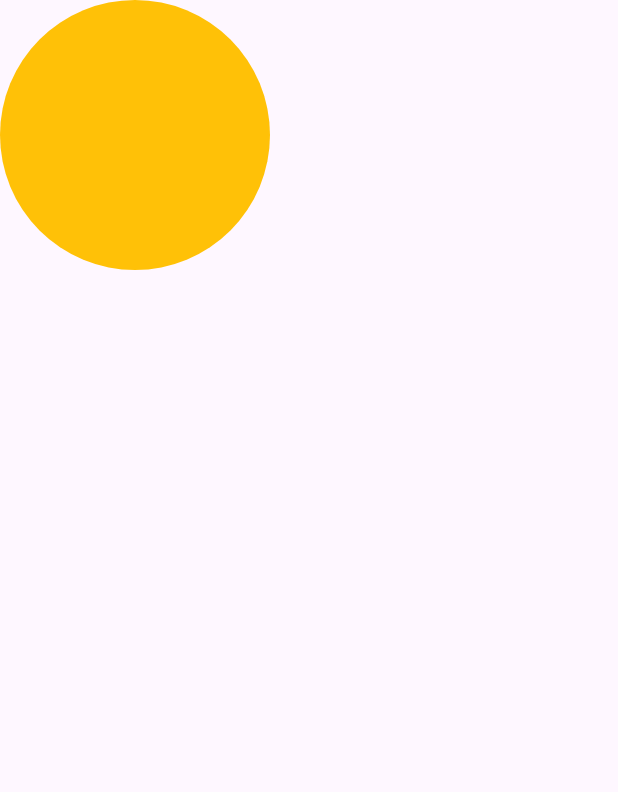
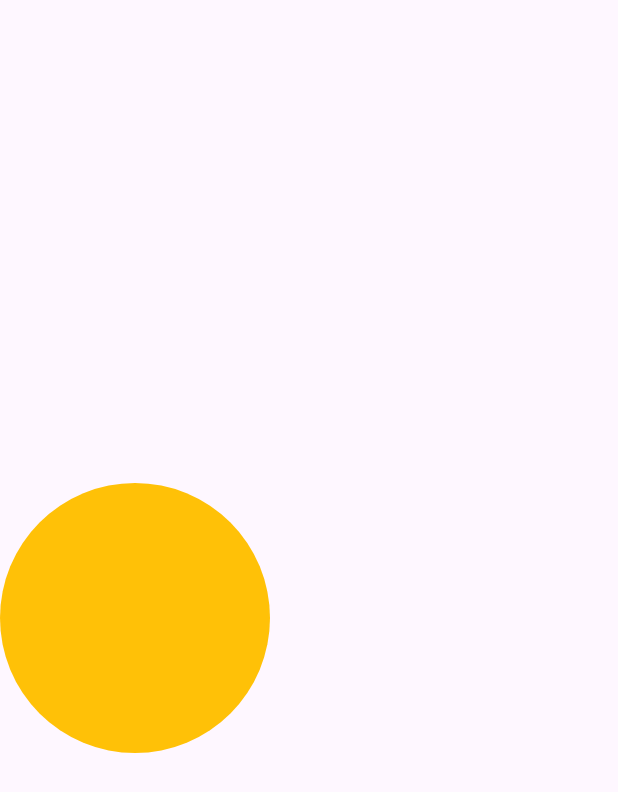
Before and after one commit to Mansyahariii/KB1179-1123150127-uts, a Flutter app: the screen it shows after launch, on a phone screen of 412 x 824 dp. Shown: the top 792 px of the screen. Run offline on Flutter 3.47's test engine with Material 3 defaults, Android fonts, the phone set to English and light mode, and no system bars.

Commit message:
wrap container ke column

```diff
--- a/lib/screen/SplashScreen1.dart
+++ b/lib/screen/SplashScreen1.dart
@@ -6,10 +6,18 @@ class Splashscreen1 extends StatelessWidget {
   @override
   Widget build(BuildContext context) {
     return Scaffold(
-      body: Container(
-        width: 180,
-        height: 180,
-        decoration: BoxDecoration(shape: BoxShape.circle, color: Colors.amber),
+      body: Column(
+        mainAxisAlignment: MainAxisAlignment.center,
+        children: [
+          Container(
+            width: 180,
+            height: 180,
+            decoration: BoxDecoration(
+              shape: BoxShape.circle,
+              color: Colors.amber,
+            ),
+          ),
+        ],
       ),
     );
   }
```
